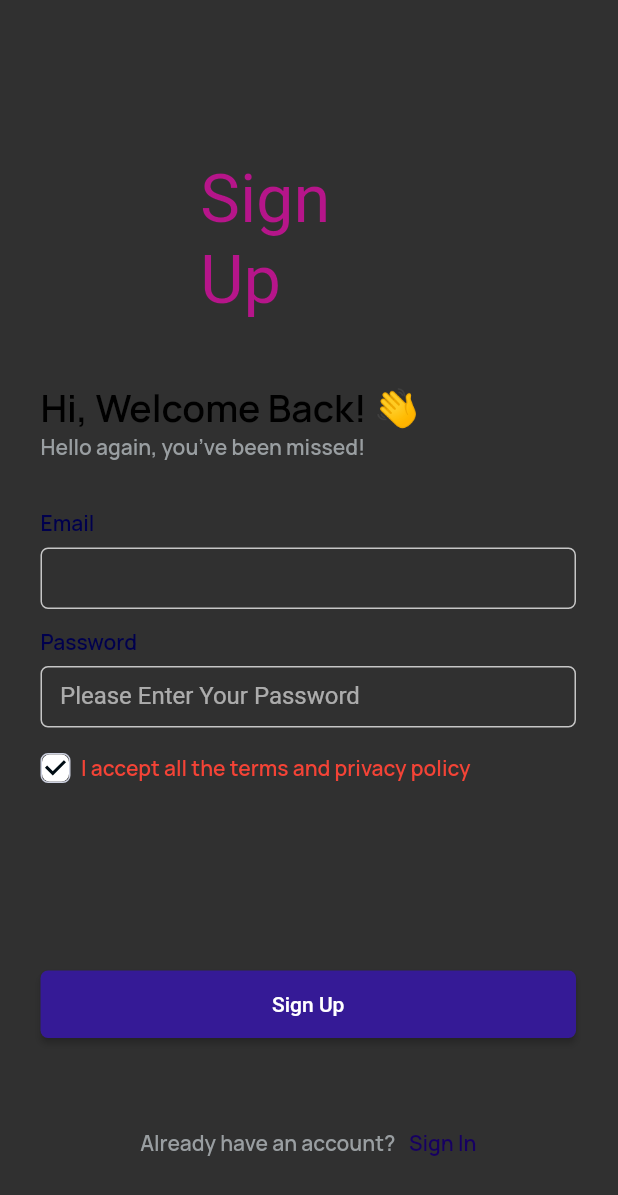
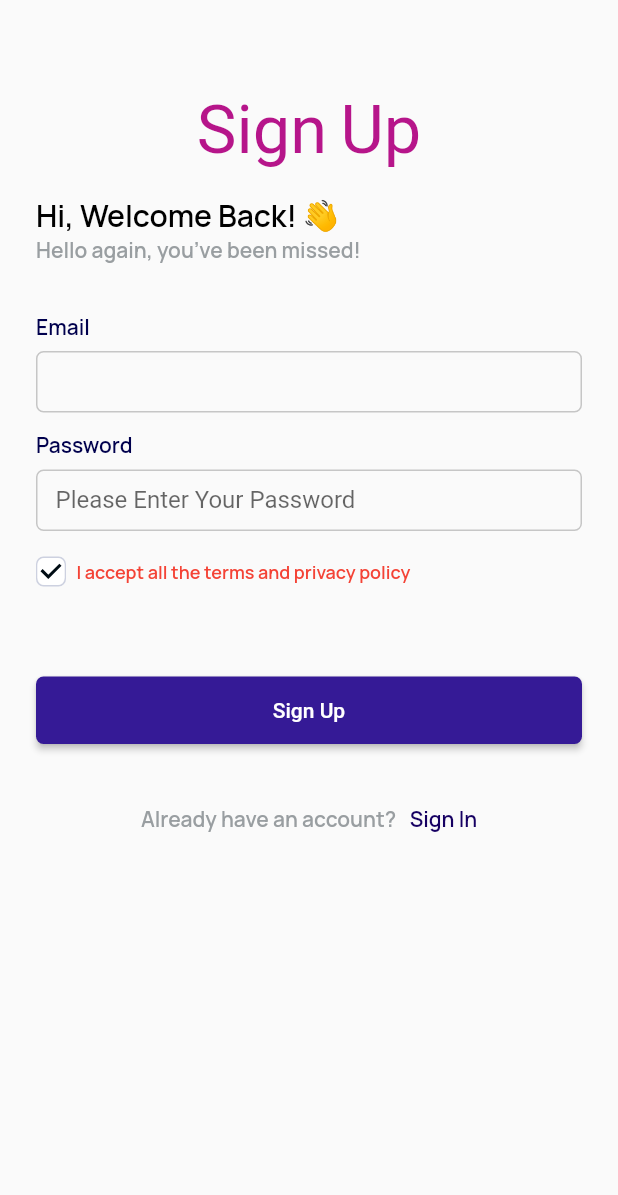
Before and after one commit to nmustakim/chatting_app_firebase, a Flutter app: the screen it shows after launch, after a tap on "Registration", on a phone screen of 412 x 824 dp. Shown: the top 1195 px of the screen. Run offline on Flutter 3.47's test engine with Material 2 defaults, Android fonts, the phone set to English and light mode, and no system bars; our stand-ins replace cloud_firestore, firebase_auth, firebase_core, get, google_fonts; accounts and stored records are empty; network calls fail.

Commit message:
changed some design

```diff
--- a/lib/main.dart
+++ b/lib/main.dart
@@ -1,4 +1,3 @@
-import 'package:chatting_app/screens/login.dart';
 import 'package:chatting_app/screens/welcome.dart';
 import 'package:firebase_auth/firebase_auth.dart';
 import 'package:firebase_core/firebase_core.dart';
@@ -29,10 +28,9 @@ class MyApp extends StatelessWidget {
 
   @override
   Widget build(BuildContext context) {
-    return  GetMaterialApp(
-      theme: ThemeData.dark(),
+    return  const GetMaterialApp(
       debugShowCheckedModeBanner: false,
-      home: const Welcome(),
+      home: Welcome(),
     );
   }
 }
--- a/lib/screens/home.dart
+++ b/lib/screens/home.dart
@@ -140,9 +140,10 @@ class MessageContainer extends StatelessWidget {
         children:
         [
           Text(sender,style: const TextStyle(fontSize: 10,),),
+          const SizedBox(height: 8,),
           Container(
             padding: const EdgeInsets.all(16),
-              decoration:isMe == true ? const BoxDecoration(color:Colors.deepPurple,borderRadius: BorderRadius.only(topLeft: Radius.circular(24),bottomLeft: Radius.circular(24),bottomRight: Radius.circular(24))):const BoxDecoration(color:Colors.white,borderRadius: BorderRadius.only(topRight: Radius.circular(24),bottomLeft: Radius.circular(24),bottomRight: Radius.circular(24))),child: Text(msgText,style: TextStyle(color: isMe == true ? Colors.white : Colors.black),))
+              decoration:isMe == true ? const BoxDecoration(color:Colors.deepPurple,borderRadius: BorderRadius.only(topLeft: Radius.circular(24),bottomLeft: Radius.circular(24),bottomRight: Radius.circular(24))):const BoxDecoration(color:Colors.indigo,borderRadius: BorderRadius.only(topRight: Radius.circular(24),bottomLeft: Radius.circular(24),bottomRight: Radius.circular(24))),child: Text(msgText,style: TextStyle(color: isMe == true ? Colors.white : Colors.black),))
 
       ],)
       ,);
--- a/lib/screens/sign_up.dart
+++ b/lib/screens/sign_up.dart
@@ -23,17 +23,12 @@ class _RegistrationState extends State<Registration> {
         child: Form(
           key: _registrationFormKey,
           child: Padding(
-            padding: const EdgeInsets.only(left: 27, right: 28),
+            padding: const EdgeInsets.all(24.0),
             child: Column(
               crossAxisAlignment: CrossAxisAlignment.start,
               children: [
+                const SizedBox(height: 30,),
                 Center(
-                  child: Container(
-                    margin: const EdgeInsets.only(top: 100),
-                    width: 144,
-                    height: 139,
-                    decoration:
-                    BoxDecoration(borderRadius: BorderRadius.circular(11)),
                   child: Text(
                     'Sign Up',
                     style: TextStyle(
@@ -43,7 +38,6 @@ class _RegistrationState extends State<Registration> {
                         color: const Color(0XFFB6158A)),
                   ),
                 ),
-                ),
                 const SizedBox(
                   height: 15,
                 ),
@@ -51,7 +45,7 @@ class _RegistrationState extends State<Registration> {
                   'Hi, Welcome Back! 👋',
                   style: TextStyle(
                       fontFamily: GoogleFonts.manrope().fontFamily,
-                      fontSize: 25,
+                      fontSize: 20,
                       fontWeight: FontWeight.w600,
                       color: const Color(0XFF000000)),
                 ),
@@ -188,7 +182,7 @@ class _RegistrationState extends State<Registration> {
                           'I accept all the terms and privacy policy',
                           style: TextStyle(
                               fontFamily: GoogleFonts.manrope().fontFamily,
-                              fontSize: 14,
+                              fontSize: 12,
                               fontWeight: FontWeight.w600,
                               color:  Colors.red),
                         ),
@@ -198,7 +192,7 @@ class _RegistrationState extends State<Registration> {
                   ],
                 ),
                 const SizedBox(
-                  height: 125,
+                  height: 60,
                 ),
                 SizedBox(
                     height: 45,
@@ -229,7 +223,7 @@ class _RegistrationState extends State<Registration> {
                         },
                         child: const Center(child: Text('Sign Up')))),
                 const SizedBox(
-                  height: 60,
+                  height: 40,
                 ),
                 Row(
                   mainAxisAlignment: MainAxisAlignment.center,
--- a/lib/screens/welcome.dart
+++ b/lib/screens/welcome.dart
@@ -12,10 +12,10 @@ class Welcome extends StatelessWidget {
         child: SafeArea(
           child: Column(
             children: [
-              SizedBox(height:450,width:MediaQuery.of(context).size.width,child: const Card(color:Colors.deepPurple,elevation:5,shape:RoundedRectangleBorder(borderRadius: BorderRadius.only(bottomRight: Radius.circular(200),bottomLeft: Radius.circular(200))),child:Center(child: Padding(
+              Container(height:450,width:MediaQuery.of(context).size.width,decoration:const BoxDecoration(color:Colors.deepPurple,borderRadius: BorderRadius.only(bottomRight: Radius.circular(200),bottomLeft: Radius.circular(200))),child:const Center(child: Padding(
                 padding: EdgeInsets.only(top: 80),
                 child: Text('Welcome',style: TextStyle(fontSize: 50,fontWeight: FontWeight.bold,color:Colors.white),),
-              )))),
+              ))),
               const SizedBox(height: 80,),
               SizedBox(height:48,width:300,child: ElevatedButton(style: ElevatedButton.styleFrom(backgroundColor:Colors.deepPurple,shape: RoundedRectangleBorder(borderRadius: BorderRadius.circular(24))),onPressed: (){Navigator.push(context, MaterialPageRoute(builder: (context)=>const LoginForm()));}, child: const Text("Login"))),
               const SizedBox(height: 16,),
```
Also changed, not shown: lib/screens/login.dart (+4 -13 lines). Lines whose indentation alone changed are shown as unchanged.
